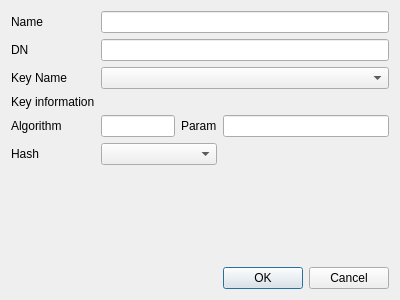
Before: the Qt Designer form CAMan/make_req_dlg.ui in jykim74/CertMan, drawn with Qt 5.
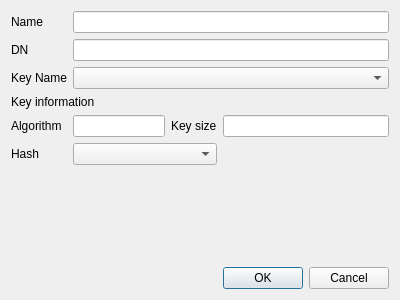
After: the same form once the commit is applied.

```diff
--- a/CAMan/make_req_dlg.ui
+++ b/CAMan/make_req_dlg.ui
@@ -29,14 +29,7 @@
     </widget>
    </item>
    <item row="4" column="3">
-    <widget class="QLineEdit" name="lineEdit_4"/>
-   </item>
-   <item row="3" column="0">
-    <widget class="QLabel" name="label_4">
-     <property name="text">
-      <string>Key information</string>
-     </property>
-    </widget>
+    <widget class="QLineEdit" name="mOptionText"/>
    </item>
    <item row="5" column="0">
     <widget class="QLabel" name="label_5">
@@ -48,7 +41,7 @@
    <item row="4" column="2">
     <widget class="QLabel" name="label_7">
      <property name="text">
-      <string>Param</string>
+      <string>Key size</string>
      </property>
     </widget>
    </item>
@@ -102,7 +95,14 @@
     <widget class="QComboBox" name="comboBox"/>
    </item>
    <item row="5" column="1" colspan="2">
-    <widget class="QComboBox" name="comboBox_2"/>
+    <widget class="QComboBox" name="mHashCombo"/>
+   </item>
+   <item row="3" column="0" colspan="2">
+    <widget class="QLabel" name="label_4">
+     <property name="text">
+      <string>Key information</string>
+     </property>
+    </widget>
    </item>
   </layout>
  </widget>
```
Left out of the diff: 10 changed lines with no effect on the pictures.
